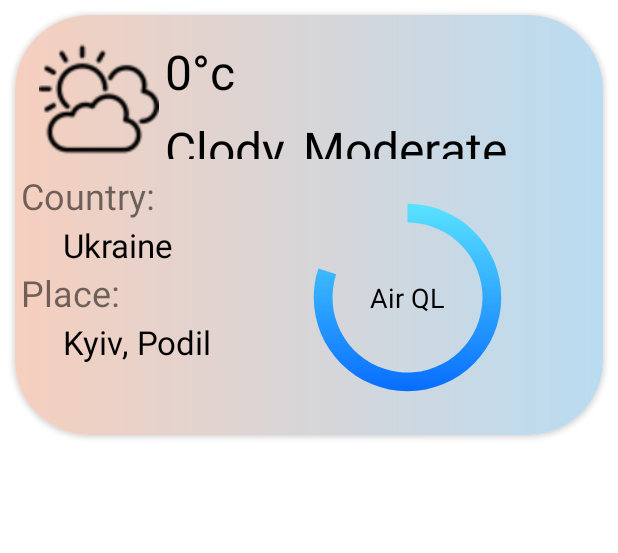
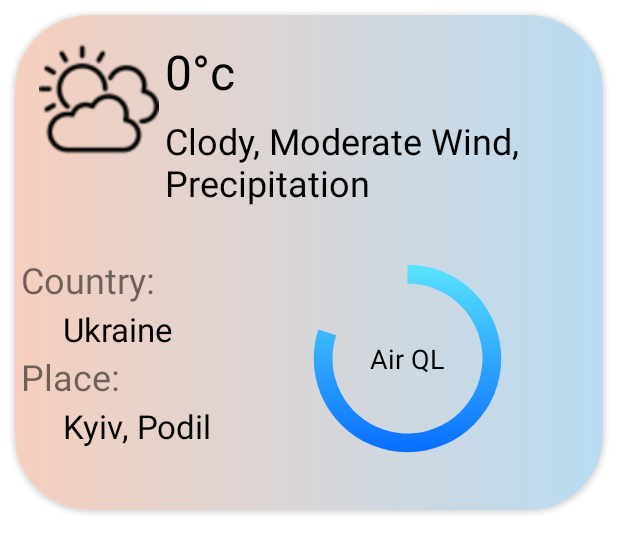
Before and after one commit to CSIBTN/Weather-App, an Android app: the layout weather_item.xml on its own in the app's theme, with its tools: preview values and no code run, on a phone screen of 412 x 824 dp. Shown: the top 553 px of the screen. Run offline under Robolectric (Android 15) with nearby library versions, the phone set to English and light mode, and no system bars.

Commit message:
Finished adapter for the forecast recycler view

```diff
--- a/app/src/main/java/com/csibtn/qforecast/data/Weather.kt
+++ b/app/src/main/java/com/csibtn/qforecast/data/Weather.kt
@@ -6,7 +6,7 @@ import com.squareup.moshi.JsonClass
 @JsonClass(generateAdapter = true)
 data class Weather(
     @Json(name = "main") val temperature: Temperature,
-    @Json(name = "weather") val weatherDescription: WeatherDescription
+    @Json(name = "weather") val weatherDescription: List<WeatherDescription>
 )
 
 @JsonClass(generateAdapter = true)
--- a/app/src/main/res/layout/fragment_weather.xml
+++ b/app/src/main/res/layout/fragment_weather.xml
@@ -23,7 +23,7 @@
 
     <androidx.recyclerview.widget.RecyclerView
 
-        android:id="@+id/recyclerView"
+        android:id="@+id/rvForecastPreview"
         android:layout_width="match_parent"
         android:layout_height="wrap_content"
         android:padding="2dp"
@@ -41,7 +41,7 @@
         android:textColor="@color/black"
         android:textSize="32sp"
         app:layout_constraintBottom_toTopOf="@+id/imageView"
-        app:layout_constraintTop_toBottomOf="@+id/recyclerView" />
+        app:layout_constraintTop_toBottomOf="@+id/rvForecastPreview" />
 
     <ImageView
         android:id="@+id/imageView"
--- a/app/src/main/res/layout/weather_item.xml
+++ b/app/src/main/res/layout/weather_item.xml
@@ -2,8 +2,9 @@
 
 <androidx.constraintlayout.widget.ConstraintLayout xmlns:android="http://schemas.android.com/apk/res/android"
     xmlns:app="http://schemas.android.com/apk/res-auto"
+    xmlns:tools="http://schemas.android.com/tools"
     android:layout_width="match_parent"
-    android:layout_height="300dp">
+    android:layout_height="350dp">
 
     <androidx.cardview.widget.CardView
         android:layout_width="match_parent"
@@ -36,36 +37,34 @@
 
             <TextView
                 android:id="@+id/tvDegrees"
-                android:layout_width="0dp"
+                android:layout_width="wrap_content"
                 android:layout_height="wrap_content"
                 android:layout_marginStart="4dp"
                 android:text="@string/degrees"
                 android:textColor="@color/black"
                 android:textSize="32sp"
-                app:layout_constraintEnd_toEndOf="parent"
                 app:layout_constraintStart_toEndOf="@+id/ivWeather"
                 app:layout_constraintTop_toTopOf="@+id/ivWeather" />
 
             <TextView
                 android:id="@+id/tvWeatherDescription"
                 android:layout_width="0dp"
-                android:layout_height="0dp"
+                android:layout_height="wrap_content"
+                android:layout_marginTop="8dp"
                 android:layout_marginStart="4dp"
-                android:layout_marginTop="8dp"
-                android:text="@string/weather_description"
                 android:textColor="@color/black"
-                android:textSize="32sp"
-                app:layout_constraintBottom_toBottomOf="@+id/ivWeather"
+                android:textSize="24sp"
                 app:layout_constraintEnd_toEndOf="parent"
                 app:layout_constraintStart_toEndOf="@+id/ivWeather"
-                app:layout_constraintTop_toBottomOf="@+id/tvDegrees" />
+                app:layout_constraintTop_toBottomOf="@+id/tvDegrees"
+                tools:text="@string/weather_description" />
 
             <TextView
                 android:id="@+id/tvCountryHeader"
                 android:layout_width="wrap_content"
                 android:layout_height="wrap_content"
                 android:layout_marginStart="4dp"
-                android:layout_marginTop="8dp"
+                android:layout_marginTop="32dp"
                 android:text="@string/country_header"
                 android:textSize="24sp"
                 app:layout_constraintStart_toStartOf="parent"
```
Also changed, not shown: app/src/main/java/com/csibtn/qforecast/ui/MainWeatherFragment.kt (+6 -1 lines), app/src/main/java/com/csibtn/qforecast/ui/WeatherForecastAdapter.kt (+34 -1 lines), app/src/main/res/layout/activity_main.xml (+0 -8 lines).
